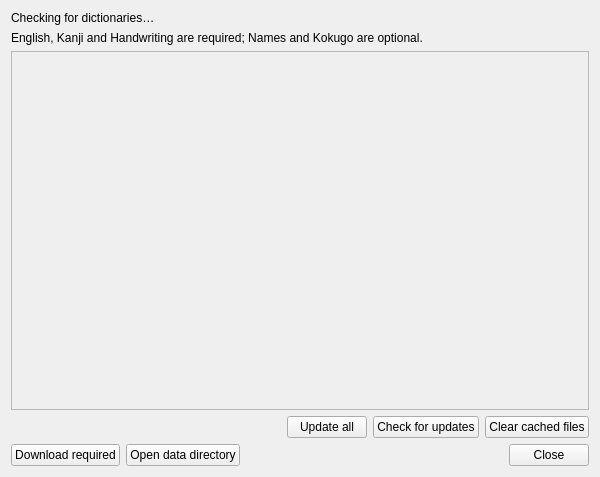
Qt form src/ui/data/DictionaryManagerDialog.ui (bakatrouble/bakajiten-qt) before a commit.
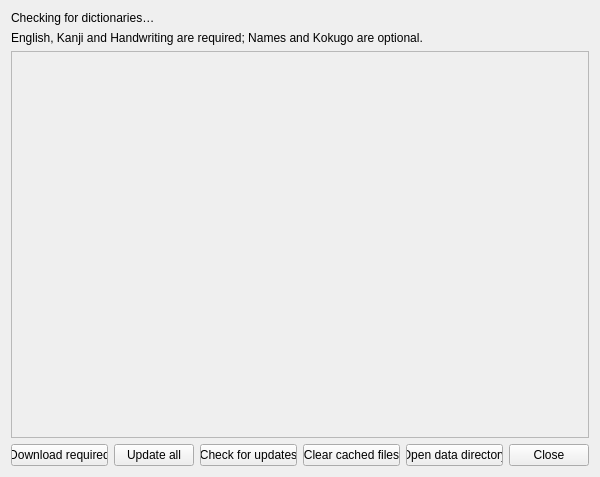
The same form after that commit.

The edit to the form file:
```diff
--- a/src/ui/data/DictionaryManagerDialog.ui
+++ b/src/ui/data/DictionaryManagerDialog.ui
@@ -59,19 +59,13 @@
     </widget>
    </item>
    <item>
-    <layout class="QHBoxLayout" name="horizontalLayout_2">
+    <layout class="QHBoxLayout" name="buttonRow">
      <item>
-      <spacer name="horizontalSpacer">
-       <property name="orientation">
-        <enum>Qt::Orientation::Horizontal</enum>
+      <widget class="QPushButton" name="requiredButton">
+       <property name="text">
+        <string>Download required</string>
        </property>
-       <property name="sizeHint" stdset="0">
-        <size>
-         <width>40</width>
-         <height>20</height>
-        </size>
-       </property>
-      </spacer>
+      </widget>
      </item>
      <item>
       <widget class="QPushButton" name="updateButton">
@@ -91,17 +85,6 @@
       <widget class="QPushButton" name="clearButton">
        <property name="text">
         <string>Clear cached files</string>
-       </property>
-      </widget>
-     </item>
-    </layout>
-   </item>
-   <item>
-    <layout class="QHBoxLayout" name="buttonRow">
-     <item>
-      <widget class="QPushButton" name="requiredButton">
-       <property name="text">
-        <string>Download required</string>
        </property>
       </widget>
      </item>
```
